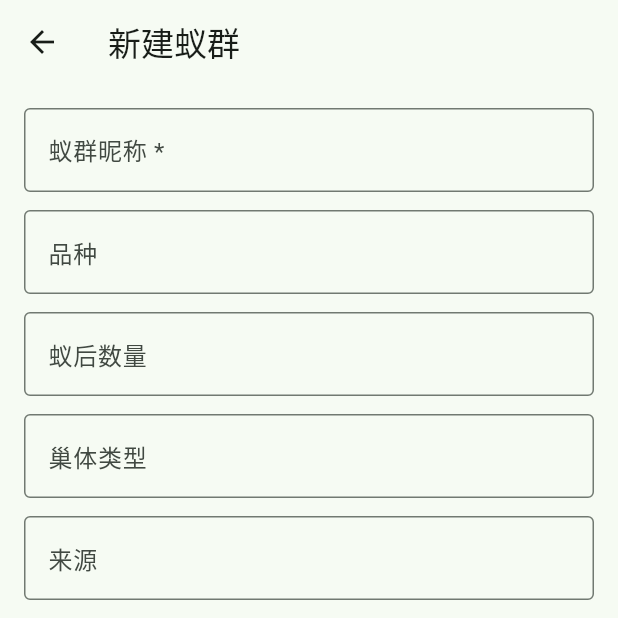
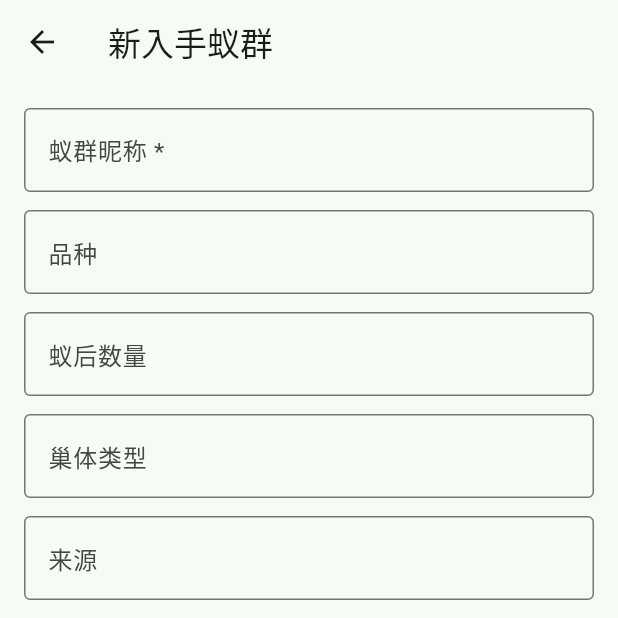
Before and after one commit to PiPiELe/antkeep, a Flutter app: the ColonyFormPage screen opened directly, on a phone screen of 412 x 824 dp, the top half of it. Run offline on Flutter 3.47's test engine with Material 3 defaults, Android fonts, the phone set to English and light mode, and no system bars; our stand-ins replace file_picker, image_picker, sqflite; accounts and stored records are empty.

Commit message:
fix: make new colony the primary home action

```diff
--- a/lib/main.dart
+++ b/lib/main.dart
@@ -180,7 +180,7 @@ class _ColoniesPageState extends State<ColoniesPage> {
     floatingActionButton: FloatingActionButton.extended(
       onPressed: _newColony,
       icon: const Icon(Icons.add),
-      label: const Text('新建蚁群'),
+      label: const Text('新入手蚁群'),
     ),
     body: FutureBuilder<List<Colony>>(
       future: _colonies,
@@ -195,8 +195,8 @@ class _ColoniesPageState extends State<ColoniesPage> {
         if (colonies.isEmpty) {
           return const _EmptyState(
             icon: Icons.hive_outlined,
-            title: '从第一窝蚂蚁开始',
-            message: '创建蚁群后，可以持续记录投喂、环境、数量和照片。',
+            title: '还没有蚁群',
+            message: '新入手时建立一窝蚁群，再独立记录投喂、环境、数量和照片。',
           );
         }
         return RefreshIndicator(
@@ -311,7 +311,7 @@ class _ColonyFormPageState extends State<ColonyFormPage> {
 
   @override
   Widget build(BuildContext context) => Scaffold(
-    appBar: AppBar(title: const Text('新建蚁群')),
+    appBar: AppBar(title: const Text('新入手蚁群')),
     body: Form(
       key: _formKey,
       child: ListView(
```
